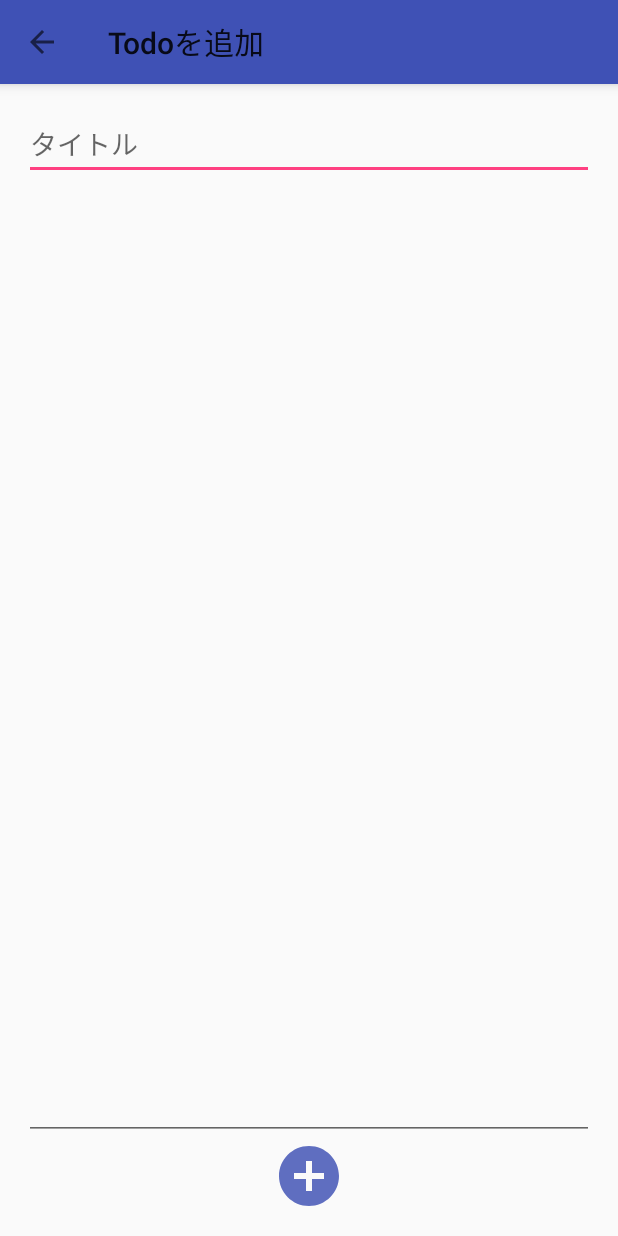
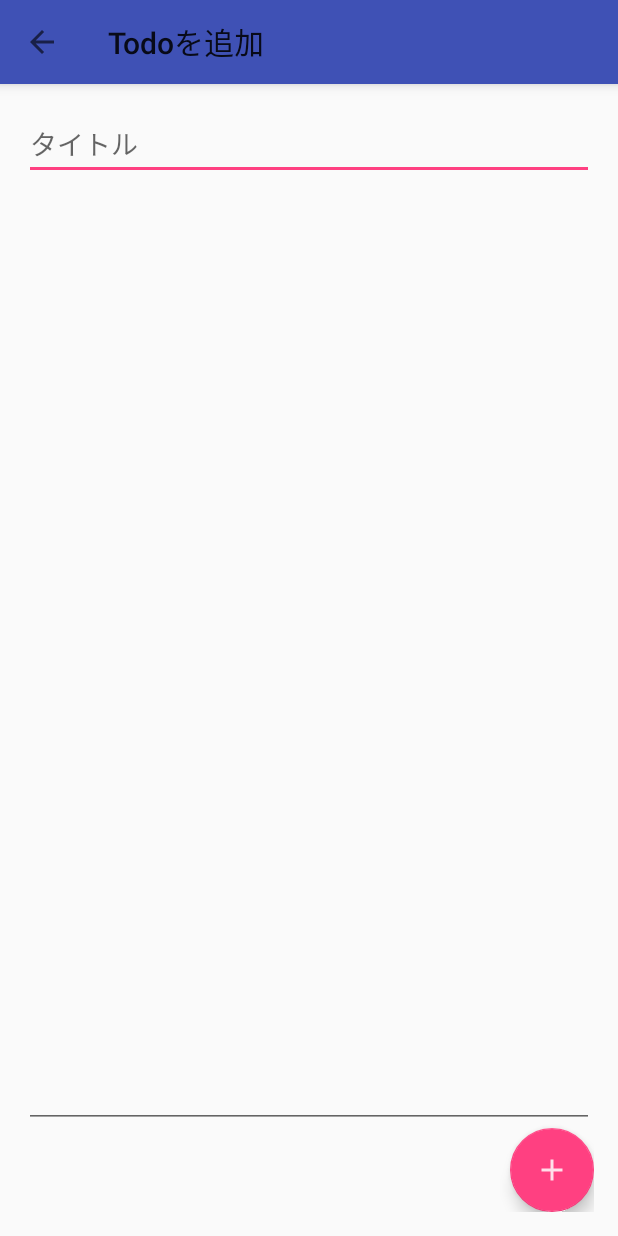
Before and after one commit to ikekazuma/TodoApp, an Android app: the MakeTodoFragment screen opened directly, with no data from a screen before it, on a phone screen of 412 x 824 dp. Run offline under Robolectric (Android 15) with nearby library versions, the phone set to English and light mode, and no system bars; our stand-ins replace Dagger/Hilt's generated code, RxJava, data binding.

Commit message:
refactor ui

```diff
--- a/app/src/main/java/com/example/ike/todoapp/presentation/MakeTodoFragment.java
+++ b/app/src/main/java/com/example/ike/todoapp/presentation/MakeTodoFragment.java
@@ -43,7 +43,7 @@ public class MakeTodoFragment extends DaggerFragment {
                 binding.content.setText("");
             }
         });
-        binding.addButton.setOnClickListener(view -> {
+        binding.button.setOnClickListener(view -> {
             if (binding.title.getText().toString().isEmpty() || binding.content.getText().toString().isEmpty()) {
                 return;
             }
--- a/app/src/main/java/com/example/ike/todoapp/presentation/TodoListAdapter.java
+++ b/app/src/main/java/com/example/ike/todoapp/presentation/TodoListAdapter.java
@@ -35,8 +35,8 @@ public class TodoListAdapter extends RecyclerView.Adapter<TodoListAdapter.ViewHo
     @Override
     public void onBindViewHolder(TodoListAdapter.ViewHolder holder, int position) {
         Todo todo = data.get(position);
-        holder.binding.title.setText(todo.title);
-        holder.binding.title.setOnClickListener((view -> onClick(todo)));
+        holder.binding.setTodo(todo);
+        holder.itemView.setOnClickListener(view -> onClick(todo));
     }
 
     @Override
--- a/app/src/main/res/drawable/ic_add_circle_black_24dp.xml
+++ b/app/src/main/res/drawable/ic_add_black_24dp.xml
@@ -1,5 +1,5 @@
 <vector android:alpha="0.83" android:height="24dp"
     android:viewportHeight="24.0" android:viewportWidth="24.0"
     android:width="24dp" xmlns:android="http://schemas.android.com/apk/res/android">
-    <path android:fillColor="@color/colorPrimary" android:pathData="M12,2C6.48,2 2,6.48 2,12s4.48,10 10,10 10,-4.48 10,-10S17.52,2 12,2zM17,13h-4v4h-2v-4L7,13v-2h4L11,7h2v4h4v2z"/>
+    <path android:fillColor="#FFFFFF" android:pathData="M19,13h-6v6h-2v-6H5v-2h6V5h2v6h6v2z"/>
 </vector>
--- a/app/src/main/res/layout/fragment_make_todo.xml
+++ b/app/src/main/res/layout/fragment_make_todo.xml
@@ -15,14 +15,13 @@
         tools:context=".presentation.MakeTodoFragment"
         android:layout_margin="@dimen/margin_medium">
 
-        <Button
-            android:id="@+id/add_button"
-            android:background="@drawable/ic_add_circle_black_24dp"
-            android:layout_width="48dp"
-            android:layout_height="48dp"
+        <android.support.design.widget.FloatingActionButton
+            android:id="@+id/button"
+            android:layout_width="wrap_content"
+            android:layout_height="wrap_content"
             app:layout_constraintBottom_toBottomOf="parent"
-            app:layout_constraintStart_toStartOf="parent"
-            app:layout_constraintEnd_toEndOf="parent"/>
+            app:layout_constraintEnd_toEndOf="parent"
+            android:src="@drawable/ic_add_black_24dp"/>
 
         <EditText
             android:id="@+id/title"
@@ -43,7 +42,7 @@
             android:maxLength="2000"
             android:gravity="top|start"
             app:layout_constraintTop_toBottomOf="@id/title"
-            app:layout_constraintBottom_toTopOf="@id/add_button"
+            app:layout_constraintBottom_toTopOf="@id/button"
             app:layout_constraintStart_toStartOf="parent"
             app:layout_constraintEnd_toEndOf="parent"
             />
```
Also changed, not shown: app/src/main/java/com/example/ike/todoapp/presentation/TodoListActivity.java (+11 -0 lines), app/src/main/res/layout/fragment_todo_detail.xml (+9 -0 lines), app/src/main/res/layout/todo_item.xml (+39 -4 lines).
